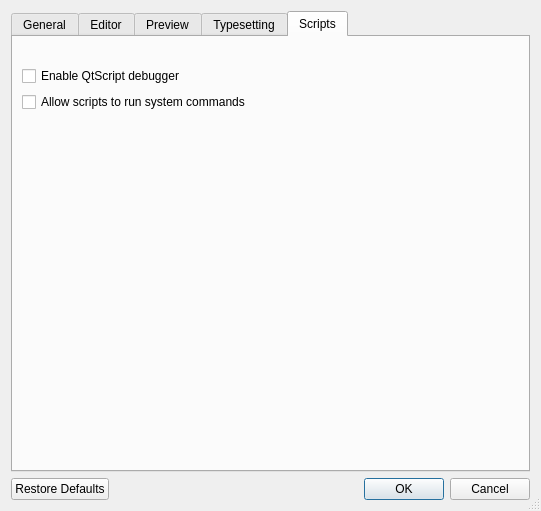
First picture: the form in Programs/Editors/TeXworks/src/PrefsDialog.ui, repository Amaterasu27/miktex, before the edit.
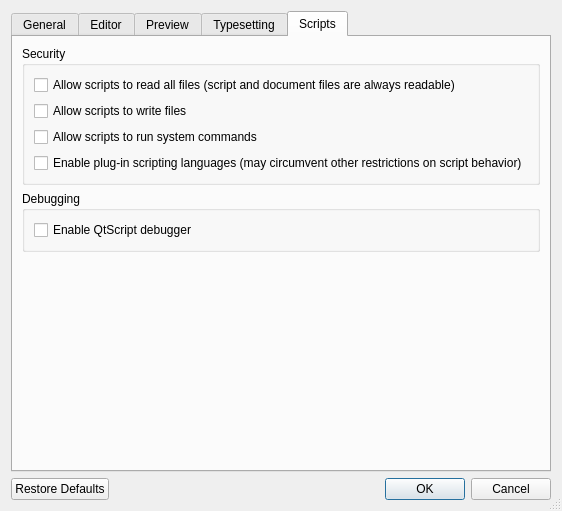
Second picture: the form after the edit. The open tabs and pages were chosen to show the change. Icons and pictures are not drawn.

The edit to the form file:
```diff
--- a/Programs/Editors/TeXworks/src/PrefsDialog.ui
+++ b/Programs/Editors/TeXworks/src/PrefsDialog.ui
@@ -876,25 +876,22 @@
       </attribute>
       <layout class="QVBoxLayout">
        <item>
-        <spacer>
-         <property name="orientation">
-          <enum>Qt::Vertical</enum>
+        <widget class="QGroupBox" name="groupBox_9">
+         <property name="title">
+          <string>Security</string>
          </property>
-         <property name="sizeType">
-          <enum>QSizePolicy::Fixed</enum>
-         </property>
-         <property name="sizeHint" stdset="0">
-          <size>
-           <width>10</width>
-           <height>20</height>
-          </size>
-         </property>
-        </spacer>
+         <layout class="QVBoxLayout" name="verticalLayout">
+          <item>
+           <widget class="QCheckBox" name="allowScriptFileReading">
+            <property name="text">
+             <string>Allow scripts to read all files (script and document files are always readable)</string>
+            </property>
+           </widget>
        </item>
        <item>
-        <widget class="QCheckBox" name="scriptDebugger">
+           <widget class="QCheckBox" name="allowScriptFileWriting">
          <property name="text">
-          <string>Enable QtScript debugger</string>
+             <string>Allow scripts to write files</string>
          </property>
         </widget>
        </item>
@@ -906,6 +903,32 @@
         </widget>
        </item>
        <item>
+           <widget class="QCheckBox" name="enableScriptingPlugins">
+            <property name="text">
+             <string>Enable plug-in scripting languages (may circumvent other restrictions on script behavior)</string>
+            </property>
+           </widget>
+          </item>
+         </layout>
+        </widget>
+       </item>
+       <item>
+        <widget class="QGroupBox" name="groupBox_10">
+         <property name="title">
+          <string>Debugging</string>
+         </property>
+         <layout class="QVBoxLayout" name="verticalLayout_2">
+          <item>
+           <widget class="QCheckBox" name="scriptDebugger">
+            <property name="text">
+             <string>Enable QtScript debugger</string>
+            </property>
+           </widget>
+          </item>
+         </layout>
+        </widget>
+       </item>
+       <item>
         <spacer>
          <property name="orientation">
           <enum>Qt::Vertical</enum>
```
Left out of the diff: 2 changed lines with no effect on the pictures. Lines whose indentation alone changed are shown as unchanged.
